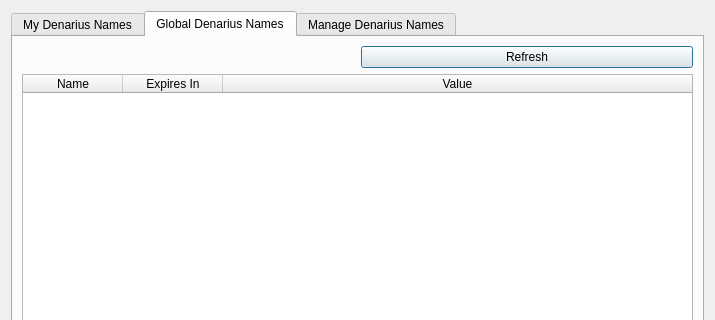
The window that src/qt/forms/managenamespage.ui (metaspartan/denarius) describes before a commit, drawn with Qt 5; both pictures show x 0 to 715 and y 0 to 320 of the 715 by 476 pixel window.
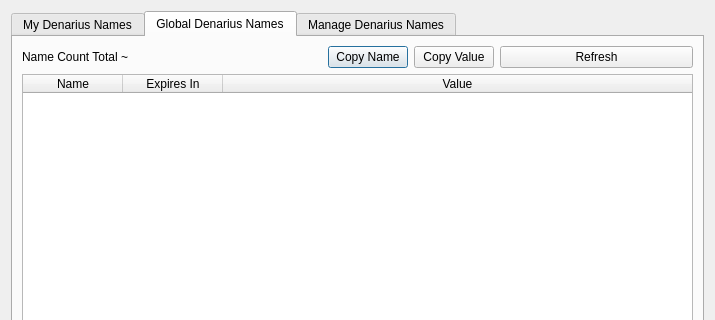
The same window after the commit. The open tabs and pages were chosen to show the change. Icons and pictures are not drawn. Custom widgets are drawn as their Qt base class.

Commit message: Add name_count RPC command and Fixes to Name UI

```diff
--- a/src/qt/forms/managenamespage.ui
+++ b/src/qt/forms/managenamespage.ui
@@ -19,8 +19,8 @@
   <property name="windowTitle">
    <string>Manage Names</string>
   </property>
-  <layout class="QVBoxLayout" name="verticalLayout_3">
-   <item>
+  <layout class="QGridLayout" name="gridLayout_4">
+   <item row="0" column="0">
     <widget class="QTabWidget" name="tabWidget">
      <property name="currentIndex">
       <number>2</number>
@@ -139,23 +139,7 @@
        <string>Global Denarius Names</string>
       </attribute>
       <layout class="QGridLayout" name="gridLayout_2">
-       <item row="0" column="1" rowspan="2">
-        <widget class="QPushButton" name="refreshButton">
-         <property name="cursor">
-          <cursorShape>ArrowCursor</cursorShape>
-         </property>
-         <property name="text">
-          <string>Refresh</string>
-         </property>
-         <property name="default">
-          <bool>false</bool>
-         </property>
-         <property name="flat">
-          <bool>false</bool>
-         </property>
-        </widget>
-       </item>
-       <item row="2" column="0" colspan="2">
+       <item row="6" column="0" colspan="4">
         <widget class="QTableWidget" name="tableWidget">
          <property name="editTriggers">
           <set>QAbstractItemView::NoEditTriggers</set>
@@ -195,12 +179,80 @@
          </column>
         </widget>
        </item>
-       <item row="0" column="0" rowspan="2">
-        <widget class="QLabel" name="countLabel">
-         <property name="text">
-          <string/>
+       <item row="3" column="0" rowspan="2" colspan="4">
+        <layout class="QHBoxLayout" name="horizontalLayout_6">
+         <property name="sizeConstraint">
+          <enum>QLayout::SetDefaultConstraint</enum>
          </property>
-        </widget>
+         <item>
+          <widget class="QLabel" name="countLabel">
+           <property name="text">
+            <string>Name Count Total ~</string>
+           </property>
+          </widget>
+         </item>
+         <item>
+          <spacer name="horizontalSpacer">
+           <property name="orientation">
+            <enum>Qt::Horizontal</enum>
+           </property>
+           <property name="sizeHint" stdset="0">
+            <size>
+             <width>150</width>
+             <height>20</height>
+            </size>
+           </property>
+          </spacer>
+         </item>
+         <item>
+          <widget class="QPushButton" name="copyNameButton">
+           <property name="sizePolicy">
+            <sizepolicy hsizetype="Fixed" vsizetype="Fixed">
+             <horstretch>0</horstretch>
+             <verstretch>0</verstretch>
+            </sizepolicy>
+           </property>
+           <property name="text">
+            <string>Copy Name</string>
+           </property>
+          </widget>
+         </item>
+         <item>
+          <widget class="QPushButton" name="copyValueButton">
+           <property name="sizePolicy">
+            <sizepolicy hsizetype="Fixed" vsizetype="Fixed">
+             <horstretch>0</horstretch>
+             <verstretch>0</verstretch>
+            </sizepolicy>
+           </property>
+           <property name="text">
+            <string>Copy Value</string>
+           </property>
+          </widget>
+         </item>
+         <item>
+          <widget class="QPushButton" name="refreshButton">
+           <property name="sizePolicy">
+            <sizepolicy hsizetype="MinimumExpanding" vsizetype="Fixed">
+             <horstretch>0</horstretch>
+             <verstretch>0</verstretch>
+            </sizepolicy>
+           </property>
+           <property name="cursor">
+            <cursorShape>ArrowCursor</cursorShape>
+           </property>
+           <property name="text">
+            <string>Refresh</string>
+           </property>
+           <property name="default">
+            <bool>false</bool>
+           </property>
+           <property name="flat">
+            <bool>false</bool>
+           </property>
+          </widget>
+         </item>
+        </layout>
        </item>
       </layout>
      </widget>
```
Left out of the diff: 12 changed lines with no effect on the pictures. The commit also changes 5 other files.
